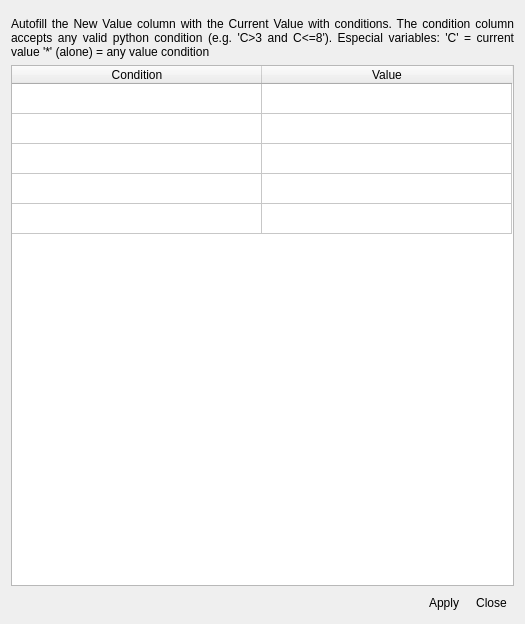
SMByC/ThRasE, file ui/autofill_dialog.ui: the form before one commit.
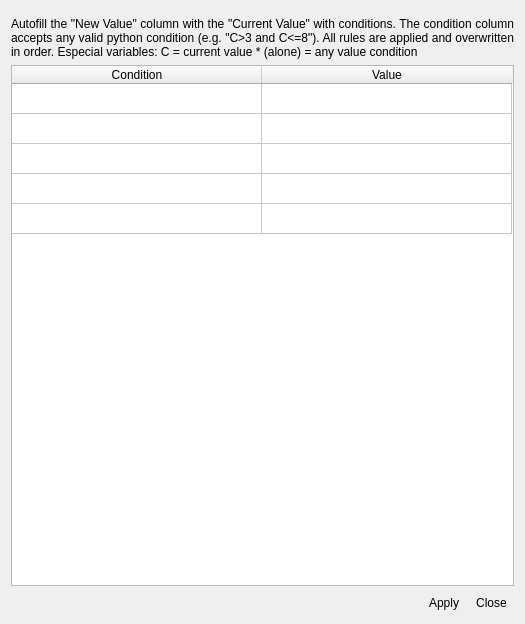
The form after the commit. Icons and pictures are not drawn. Custom widgets are drawn as their Qt base class.

Commit message: Adjusted the text in the autofill dialog

The edit to the form file:
```diff
--- a/ui/autofill_dialog.ui
+++ b/ui/autofill_dialog.ui
@@ -39,9 +39,9 @@
    <item>
     <widget class="QLabel" name="label">
      <property name="text">
-      <string>Autofill the New Value column with the Current Value with conditions. The condition column accepts any valid python condition (e.g. 'C&gt;3 and C&lt;=8'). Especial variables:
-      'C' = current value
-      '*' (alone) = any value condition</string>
+      <string>Autofill the &quot;New Value&quot; column with the &quot;Current Value&quot; with conditions. The condition column accepts any valid python condition (e.g. &quot;C&gt;3 and C&lt;=8&quot;). All rules are applied and overwritten in order. Especial variables:
+      C = current value
+      * (alone) = any value condition</string>
      </property>
      <property name="alignment">
       <set>Qt::AlignJustify|Qt::AlignVCenter</set>
```
The commit also changes 1 other file.
